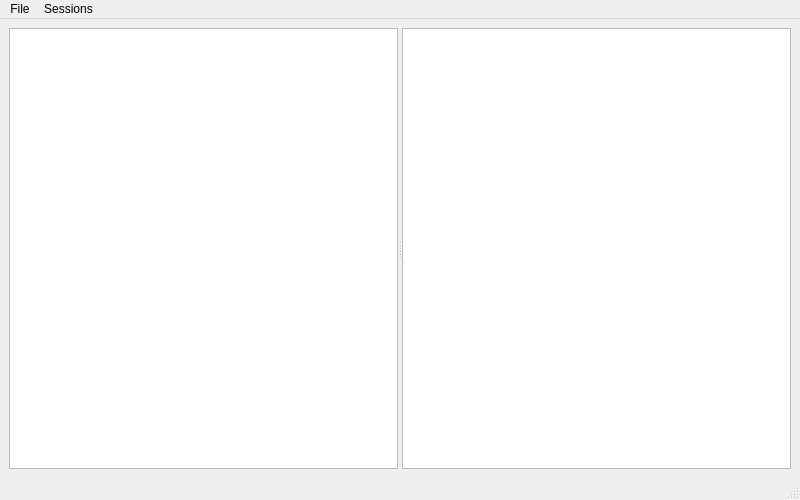
Old version of the form mainwindowcodeeditor.ui in the repository ToMaTiKkk/CodeEditor.
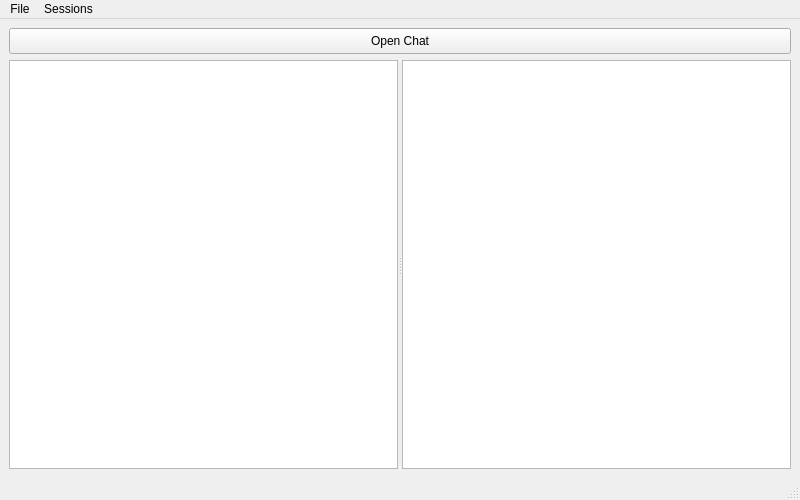
New version of the form.

Commit message: chat was added but Egor's server is dead

Diff of the .ui file:
```diff
--- a/mainwindowcodeeditor.ui
+++ b/mainwindowcodeeditor.ui
@@ -62,6 +62,25 @@
       </widget>
      </widget>
     </item>
+    <item row="0" column="0">
+     <widget class="QPushButton" name="pushButton">
+      <property name="minimumSize">
+       <size>
+        <width>0</width>
+        <height>26</height>
+       </size>
+      </property>
+      <property name="maximumSize">
+       <size>
+        <width>782</width>
+        <height>26</height>
+       </size>
+      </property>
+      <property name="text">
+       <string>Open Chat</string>
+      </property>
+     </widget>
+    </item>
    </layout>
   </widget>
   <widget class="QMenuBar" name="menubar">
```
Left out of the diff: 8 changed lines with no effect on the pictures. The commit also changes 8 other files.
